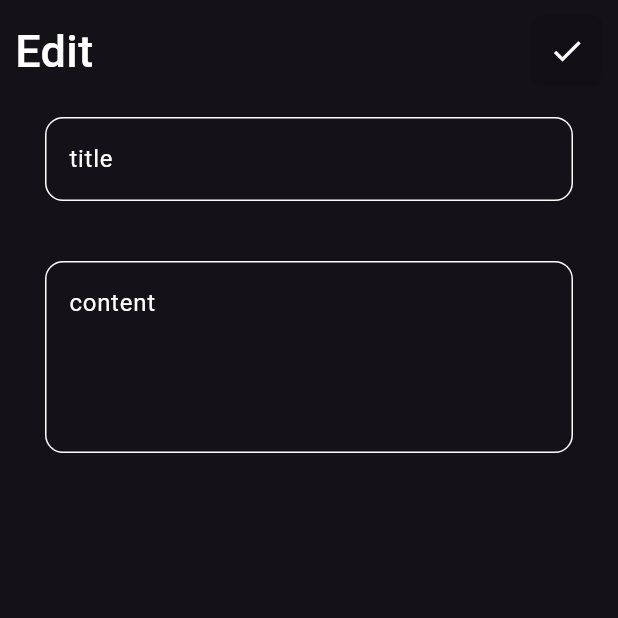
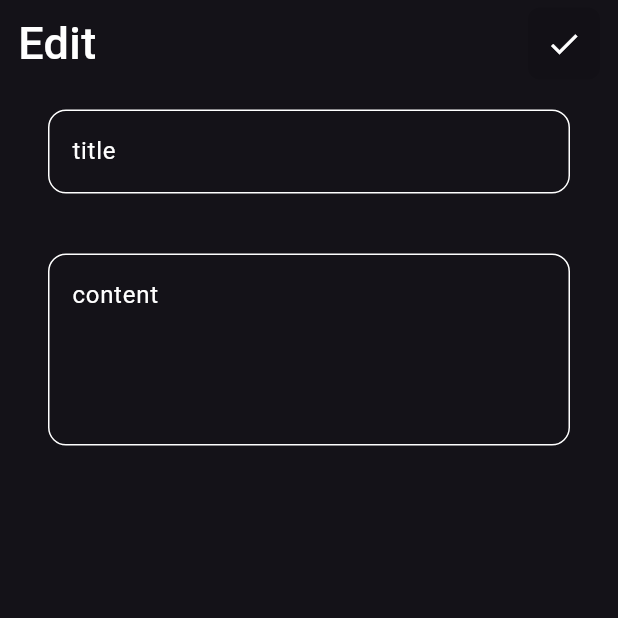
Before and after one commit to Abdelrahman200hany/noota, a Flutter app: the EditView screen opened by its route, on a phone screen of 412 x 824 dp, the top half of it. Run offline on Flutter 3.47's test engine with Material 3 defaults, Android fonts, the phone set to English and light mode, and no system bars.

```diff
--- a/lib/customs_widgets/appbar.dart
+++ b/lib/customs_widgets/appbar.dart
@@ -1,6 +1,6 @@
 import 'package:flutter/material.dart';
 import 'package:noota/componts/icons_search.dart';
-import 'package:noota/const_value/consts.dart';
+
 
 class CustomAppBar extends StatelessWidget {
   const CustomAppBar({super.key, required this.text, required this.icon});
--- a/lib/views/edit.dart
+++ b/lib/views/edit.dart
@@ -10,10 +10,10 @@ class EditView extends StatelessWidget {
   Widget build(BuildContext context) {
     return Scaffold(
       body: Padding(
-        padding: EdgeInsets.all(10).copyWith(top: 10),
-        child: Column(
-          children: [
-            const CustomAppBar(text: 'Edit', icon: Icons.check),
+        padding:const  EdgeInsets.all(12).copyWith(top: 5),
+        child:  Column(
+          children: const[
+             CustomAppBar(text: 'Edit', icon: Icons.check),
             CostomTextField(
               hint: 'title',
             ),
```
Also changed, not shown: lib/customs_widgets/TextFormfield.dart (+3 -66 lines), 16 other files.
